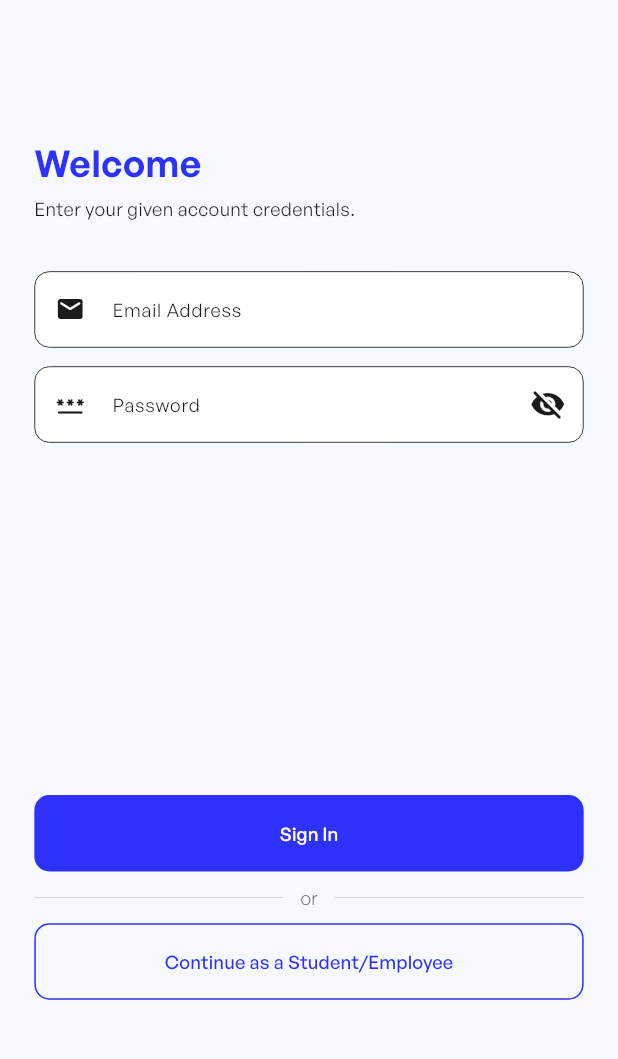
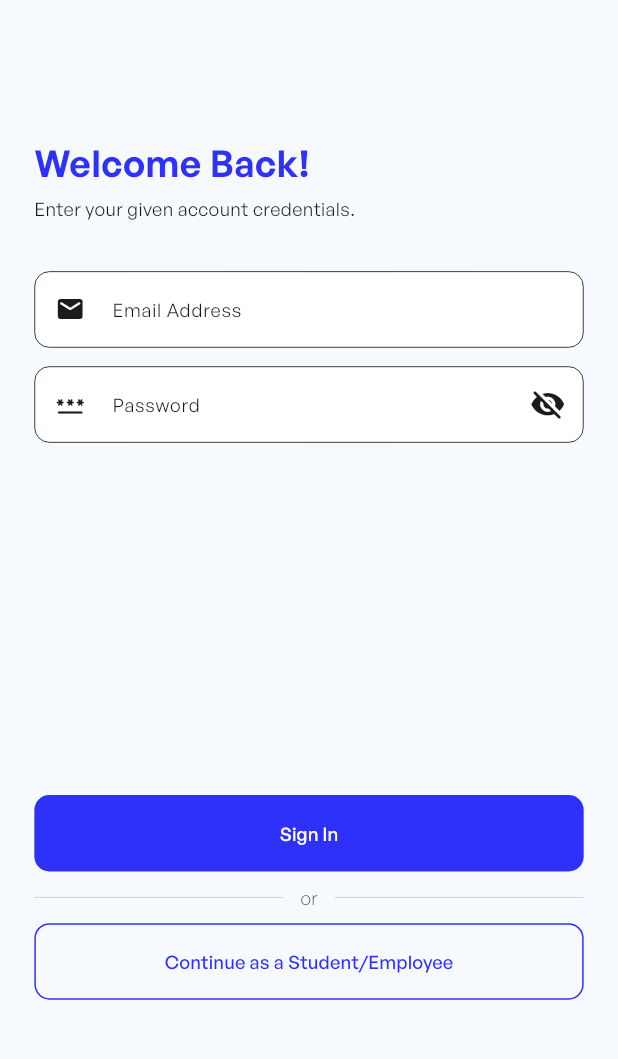
Before and after one commit to MNJDen/Park_in_Capstone, a Flutter app: the screen it shows after launch, on a phone screen of 412 x 824 dp, the part 125-1184 px from its top. Run offline on Flutter 3.47's test engine with Material 3 defaults, Android fonts, the phone set to English and light mode, and no system bars; our stand-ins replace animated_toggle_switch, cloud_firestore, firebase_auth, firebase_core, firebase_storage, flutter_screenutil and 1 more; accounts and stored records are empty.

Commit message:
Screens: Update Sign In Admin

```diff
--- a/lib/screens/sign in/sign_in_admin.dart
+++ b/lib/screens/sign in/sign_in_admin.dart
@@ -1,4 +1,3 @@
-import 'package:flutter/cupertino.dart';
 import 'package:flutter/material.dart';
 import 'package:flutter_screenutil/flutter_screenutil.dart';
 import 'package:park_in/components/color_scheme.dart';
@@ -125,7 +124,7 @@ class _SignInAdminScreenState extends State<SignInAdminScreen> {
                 height: 88.h,
               ),
               Text(
-                "Welcome",
+                "Welcome Back!",
                 style: TextStyle(
                   color: blueColor,
                   fontSize: 24.r,
```
